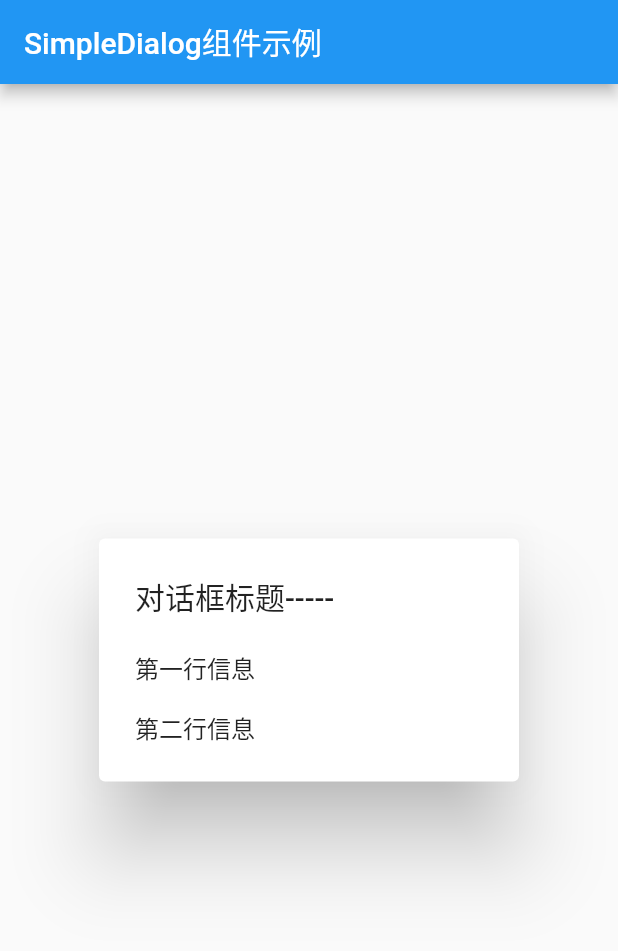
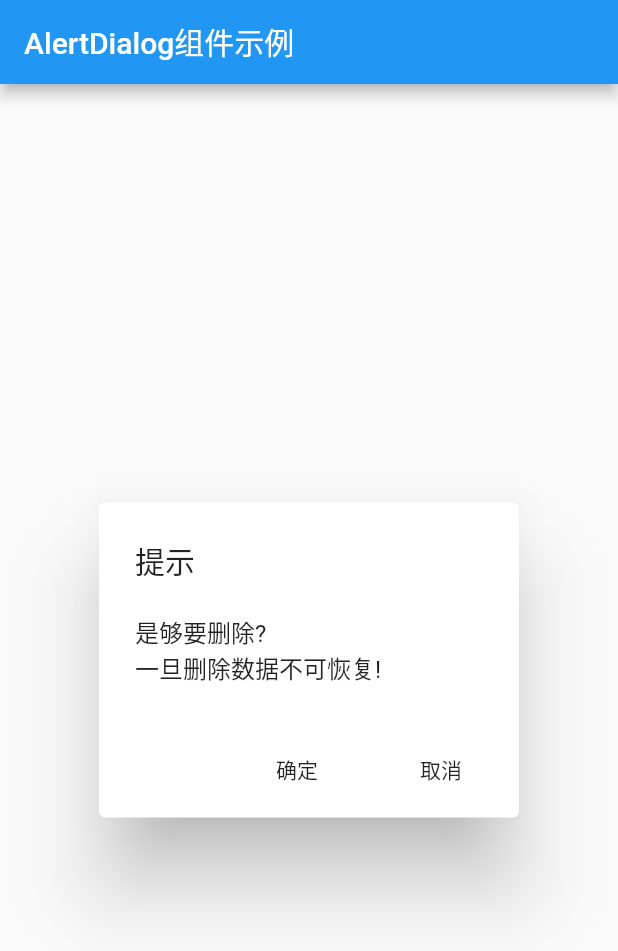
Before and after one commit to happydreamer/flutter, a Flutter app: the screen it shows after launch, on a phone screen of 412 x 824 dp. Shown: the top 951 px of the screen. Run offline on Flutter 3.47's test engine with Material 2 defaults, Android fonts, the phone set to English and light mode, and no system bars.

Commit message:
AlertDialog提示框组件

```diff
--- a/lib/main.dart
+++ b/lib/main.dart
@@ -6,23 +6,32 @@ class MyApp extends StatelessWidget {
   @override
   Widget build(BuildContext context) {
     return MaterialApp(
-      title: 'SimpleDialog组件示例',
+      title: 'AlertDialog组件示例',
       home: Scaffold(
         appBar: AppBar(
-          title: Text('SimpleDialog组件示例'),
+          title: Text('AlertDialog组件示例'),
         ),
         body: Center(
-          child: SimpleDialog(
-            title: const Text('对话框标题-----'),
-            children: <Widget>[
-              SimpleDialogOption(
+          child: AlertDialog(
+            title: Text('提示'),
+            content: SingleChildScrollView(
+              //对话框内容部分
+              child: ListBody(
+                children: <Widget>[
+                  Text('是够要删除?'),
+                  Text('一旦删除数据不可恢复!'),
+                ],
+              ),
+            ),
+            actions: <Widget>[
+              FlatButton(
+                child: Text('确定'),
                 onPressed: () {},
-                child: const Text('第一行信息'),
               ),
-              SimpleDialogOption(
+              FlatButton(
+                child: Text('取消'),
                 onPressed: () {},
-                child: const Text('第二行信息'),
-              ),
+              )
             ],
           ),
         ),
```
